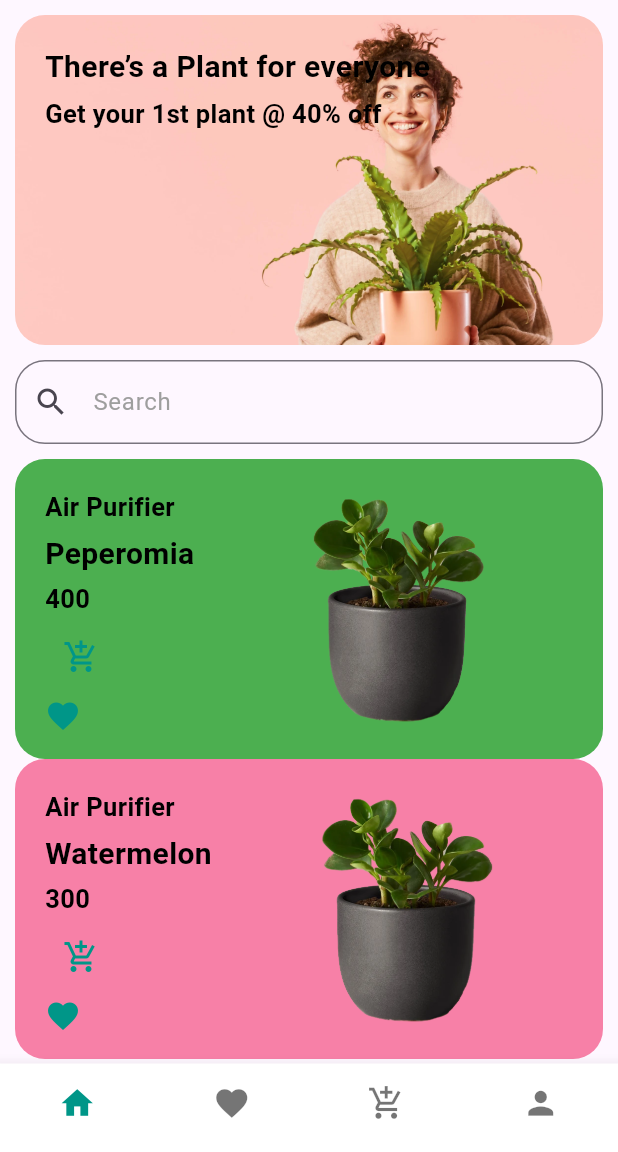
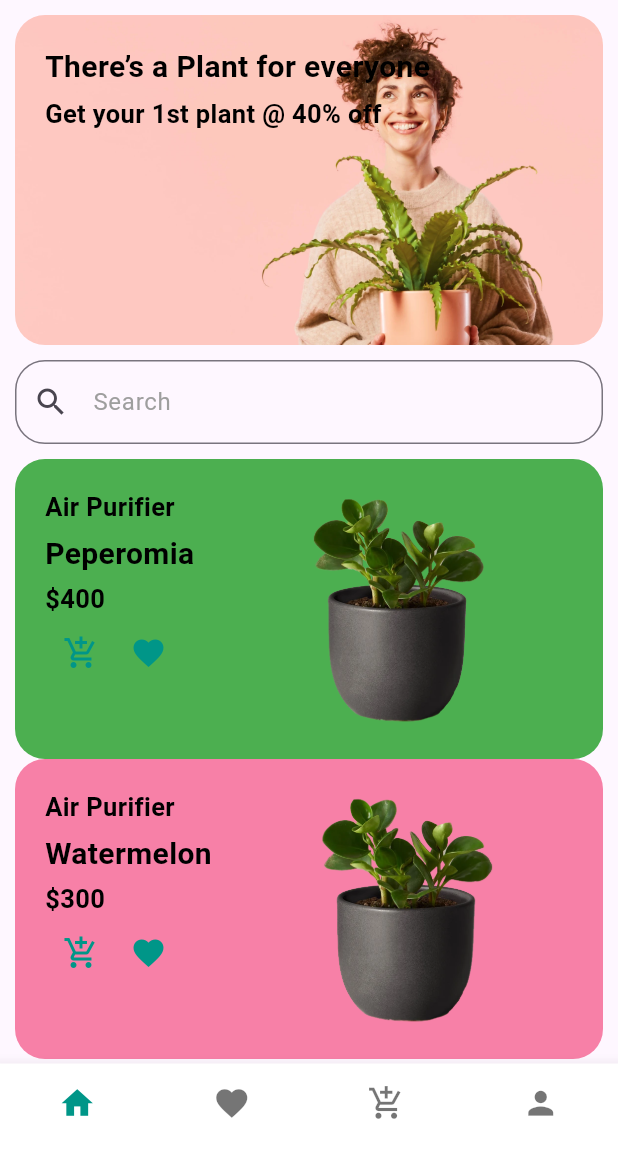
Before and after one commit to Yusra48/Plantify, a Flutter app: the screen it shows after launch, on a phone screen of 412 x 824 dp, the part 84-1236 px from its top. Run offline on Flutter 3.47's test engine with Material 3 defaults, Android fonts, the phone set to English and light mode, and no system bars; our stand-ins replace cloud_firestore, firebase_auth, firebase_core; accounts and stored records are empty.

Commit message:
Update HomeView.dart

```diff
--- a/lib/HomeView.dart
+++ b/lib/HomeView.dart
@@ -186,8 +186,10 @@ class _HomeViewState extends State<HomeView> {
         actions: <Widget>[
           IconButton(
               onPressed: () {
-                Navigator.push(context,
-                    MaterialPageRoute(builder: (context) => TrackOrder()));
+                Navigator.push(
+                    context,
+                    MaterialPageRoute(
+                        builder: (context) => const TrackOrder()));
               },
               icon: const Icon(Icons.track_changes_outlined)),
         ],
@@ -255,27 +257,27 @@ class _HomeViewState extends State<HomeView> {
                     color: Colors.green,
                     image: const AssetImage('images/Plant.png'),
                     name: 'Peperomia',
-                    price: '400',
+                    price: '\$400',
                   ),
                   _buildPlantItem(
                     color: const Color.fromRGBO(247, 128, 167, 1),
                     image: const AssetImage('images/Plant.png'),
                     name: 'Watermelon',
-                    price: '300',
+                    price: '\$300',
                   ),
                   const SizedBox(height: 5),
                   _buildPlantItem(
                     color: const Color.fromRGBO(255, 243, 136, 1),
                     image: const AssetImage('images/yellowflower.png'),
                     name: 'Croton Petra',
-                    price: '350',
+                    price: '\$350',
                   ),
                   const SizedBox(height: 5),
                   _buildPlantItem(
                     color: const Color(0xFF59F0E1),
                     image: const AssetImage('images/plantpot.png'),
                     name: 'Bird’s Nest Fern',
-                    price: '450',
+                    price: '\$450',
                   ),
                   const SizedBox(height: 5),
                   _buildPlantItem(
@@ -289,19 +291,19 @@ class _HomeViewState extends State<HomeView> {
                     color: const Color(0xFFFFC368),
                     image: const AssetImage('images/Plant.png'),
                     name: 'Cactus',
-                    price: '500',
+                    price: '\$500',
                   ),
                   const SizedBox(height: 5),
                   _buildPlantItem(
                     color: const Color(0xFF59F0E1),
                     image: const AssetImage('images/whiteplant.png'),
                     name: 'Aloe Vera',
-                    price: '450',
+                    price: '\$450',
                   ),
                   const SizedBox(height: 5),
                   _buildPlantItem(
                     color: const Color(0xFF59F0E1),
-                    image: const AssetImage('images/Logo.png'),
+                    image: const AssetImage('images/plantpot.png'),
                     name: 'Plant a Life',
                     price: 'Live amongst Living.Spread the joy',
                   ),
@@ -418,6 +420,8 @@ class _HomeViewState extends State<HomeView> {
                     color: Colors.black,
                   ),
                 ),
+                Row(
+                  children: [
                     const SizedBox(height: 3),
                     IconButton(
                       icon: const Icon(Icons.add_shopping_cart),
@@ -426,11 +430,13 @@ class _HomeViewState extends State<HomeView> {
                         _addtoCart(name, price);
                       },
                     ),
-                const SizedBox(height: 3),
+                    const SizedBox(width: 9),
                     const Icon(
                       Icons.favorite,
                       color: Colors.teal,
                     ),
+                  ],
+                )
               ],
             ),
           ],
```
Lines whose indentation alone changed are shown as unchanged.
